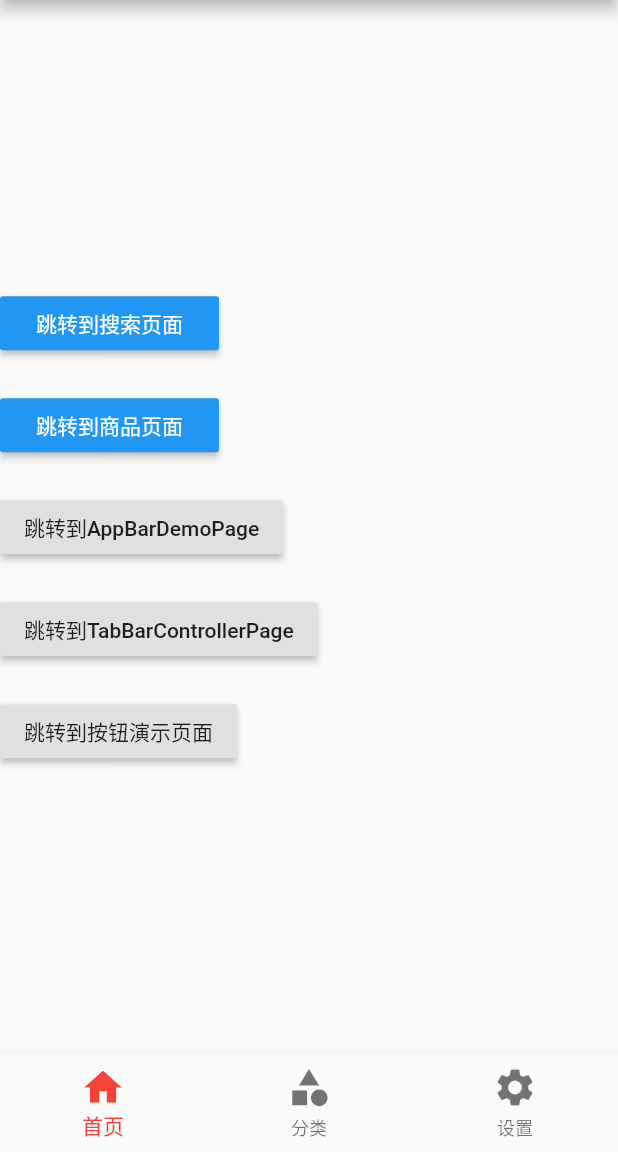
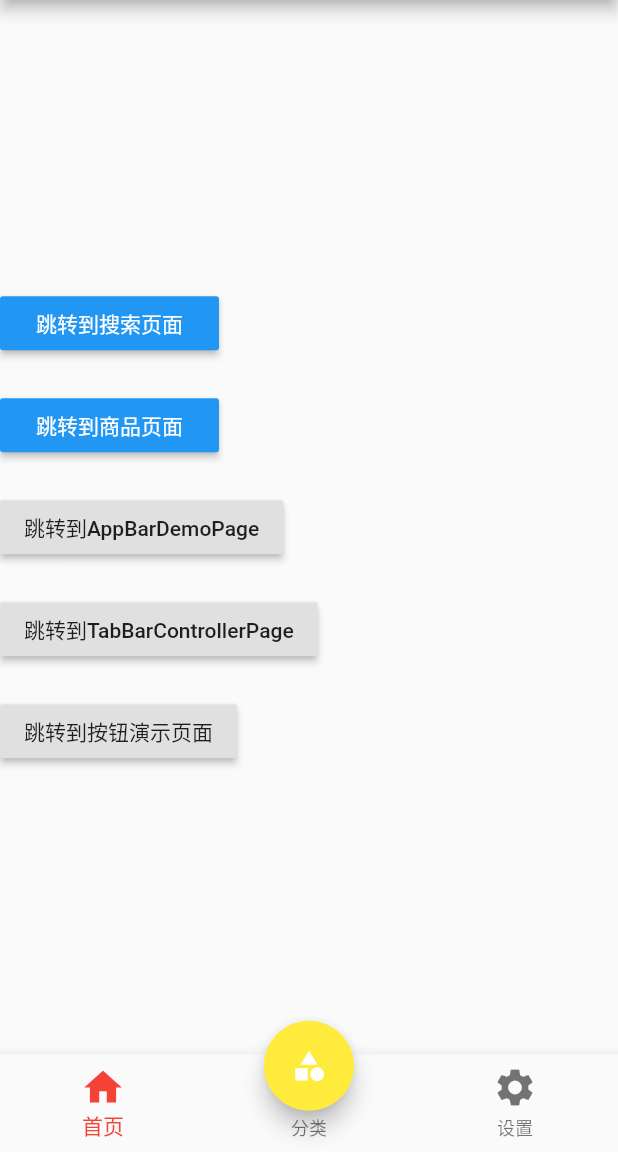
Before and after one commit to lmx227/flutter_lmx, a Flutter app: the screen it shows after launch, on a phone screen of 412 x 824 dp, the part 84-1236 px from its top. Run offline on Flutter 3.47's test engine with Material 2 defaults, Android fonts, the phone set to English and light mode, and no system bars.

Commit message:
floatingActionButton 浮动按钮替换分类按钮

```diff
--- a/flutter_lmx/lib/pages/Tabs.dart
+++ b/flutter_lmx/lib/pages/Tabs.dart
@@ -124,6 +124,28 @@ class _TabsState extends State<Tabs> {
       endDrawer: Drawer(
         child: Text("右侧边栏"),
       ),
+
+      // 浮动按钮，替换分类按钮
+      floatingActionButton: Container(
+        width: 60,
+        height: 60,
+        margin: EdgeInsets.only(top: 15),
+        decoration: BoxDecoration(
+          borderRadius: BorderRadius.circular(40),
+          color: Colors.white
+        ),
+        child: FloatingActionButton(
+          child: Icon(Icons.category),
+          onPressed: () {
+            // 改变 _currentIndex
+            setState(() {
+              this._currentIndex = 1;
+            });
+          },
+          backgroundColor: this._currentIndex == 1 ? Colors.red : Colors.yellow,
+        ),
+      ),
+      floatingActionButtonLocation: FloatingActionButtonLocation.centerDocked,
     );
   }
 }
```
Also changed, not shown: flutter_lmx/lib/pages/Button.dart (+8 -0 lines).
